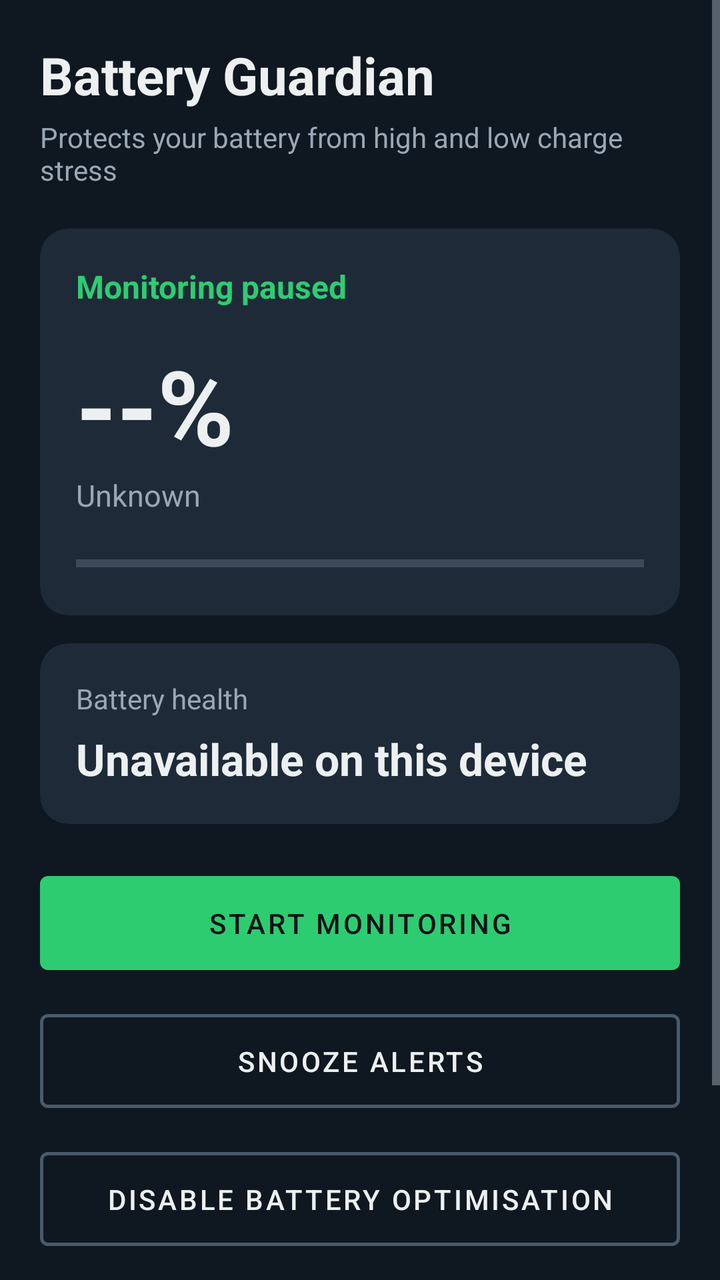
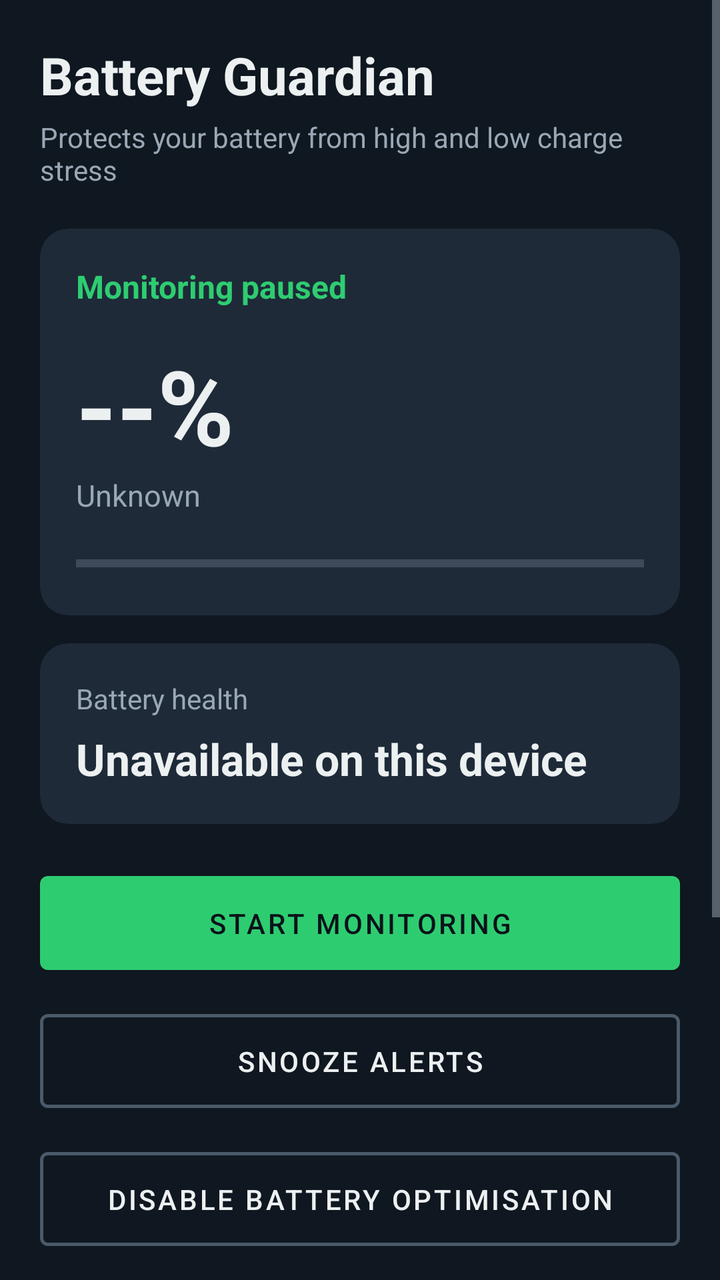

The first picture is an Android layout as it rendered before a commit; the second is the same layout after the commit. The layout source and the unified diff follow.
<!-- AndroidManifest.xml: application theme Theme.BatteryGuardian -->
<!-- res/layout/activity_main.xml -->
<?xml version="1.0" encoding="utf-8"?>
<ScrollView xmlns:android="http://schemas.android.com/apk/res/android"
    xmlns:app="http://schemas.android.com/apk/res-auto"
    android:layout_width="match_parent"
    android:layout_height="match_parent"
    android:background="@color/bg_primary"
    android:fillViewport="true">

    <LinearLayout
        android:layout_width="match_parent"
        android:layout_height="wrap_content"
        android:orientation="vertical"
        android:padding="20dp">

        <TextView
            android:layout_width="wrap_content"
            android:layout_height="wrap_content"
            android:text="@string/main_title"
            android:textColor="@color/text_primary"
            android:textSize="26sp"
            android:textStyle="bold" />

        <TextView
            android:layout_width="match_parent"
            android:layout_height="wrap_content"
            android:layout_marginTop="4dp"
            android:text="@string/main_subtitle"
            android:textColor="@color/text_secondary"
            android:textSize="14sp" />

        
        <androidx.cardview.widget.CardView
            android:layout_width="match_parent"
            android:layout_height="wrap_content"
            android:layout_marginTop="20dp"
            app:cardBackgroundColor="@color/bg_card"
            app:cardCornerRadius="14dp"
            app:cardElevation="0dp">

            <LinearLayout
                android:layout_width="match_parent"
                android:layout_height="wrap_content"
                android:orientation="vertical"
                android:padding="18dp">

                <TextView
                    android:id="@+id/monitoringStatus"
                    android:layout_width="wrap_content"
                    android:layout_height="wrap_content"
                    android:text="@string/monitoring_off"
                    android:textColor="@color/accent"
                    android:textSize="16sp"
                    android:textStyle="bold" />

                <TextView
                    android:id="@+id/batteryPercent"
                    android:layout_width="wrap_content"
                    android:layout_height="wrap_content"
                    android:layout_marginTop="14dp"
                    android:text="--%"
                    android:textColor="@color/text_primary"
                    android:textSize="52sp"
                    android:textStyle="bold" />

                <TextView
                    android:id="@+id/batteryStatus"
                    android:layout_width="wrap_content"
                    android:layout_height="wrap_content"
                    android:text="@string/status_unknown"
                    android:textColor="@color/text_secondary"
                    android:textSize="15sp" />

                <ProgressBar
                    android:id="@+id/batteryProgress"
                    style="?android:attr/progressBarStyleHorizontal"
                    android:layout_width="match_parent"
                    android:layout_height="wrap_content"
                    android:layout_marginTop="16dp"
                    android:max="100"
                    android:progress="0"
                    android:progressTint="@color/accent" />

            </LinearLayout>
        </androidx.cardview.widget.CardView>

        
        <androidx.cardview.widget.CardView
            android:id="@+id/healthCard"
            android:layout_width="match_parent"
            android:layout_height="wrap_content"
            android:layout_marginTop="14dp"
            app:cardBackgroundColor="@color/bg_card"
            app:cardCornerRadius="14dp"
            app:cardElevation="0dp">

            <LinearLayout
                android:layout_width="match_parent"
                android:layout_height="wrap_content"
                android:orientation="vertical"
                android:padding="18dp">

                <TextView
                    android:layout_width="wrap_content"
                    android:layout_height="wrap_content"
                    android:text="@string/battery_health_label"
                    android:textColor="@color/text_secondary"
                    android:textSize="14sp" />

                <TextView
                    android:id="@+id/healthValue"
                    android:layout_width="wrap_content"
                    android:layout_height="wrap_content"
                    android:layout_marginTop="6dp"
                    android:text="@string/battery_health_unavailable"
                    android:textColor="@color/text_primary"
                    android:textSize="22sp"
                    android:textStyle="bold" />

                <TextView
                    android:id="@+id/healthDetail"
                    android:layout_width="wrap_content"
                    android:layout_height="wrap_content"
                    android:layout_marginTop="4dp"
                    android:textColor="@color/text_secondary"
                    android:textSize="13sp"
                    android:visibility="gone" />

            </LinearLayout>
        </androidx.cardview.widget.CardView>

        
        <com.google.android.material.button.MaterialButton
            android:id="@+id/monitorToggleButton"
            android:layout_width="match_parent"
            android:layout_height="wrap_content"
            android:layout_marginTop="20dp"
            android:paddingTop="14dp"
            android:paddingBottom="14dp"
            android:text="@string/start_monitoring" />

        <com.google.android.material.button.MaterialButton
            android:id="@+id/snoozeButton"
            style="@style/Widget.BatteryGuardian.Button.Outlined"
            android:layout_width="match_parent"
            android:layout_height="wrap_content"
            android:layout_marginTop="10dp"
            android:paddingTop="14dp"
            android:paddingBottom="14dp"
            android:text="@string/snooze_button" />

        <com.google.android.material.button.MaterialButton
            android:id="@+id/exemptBatteryButton"
            style="@style/Widget.BatteryGuardian.Button.Outlined"
            android:layout_width="match_parent"
            android:layout_height="wrap_content"
            android:layout_marginTop="10dp"
            android:paddingTop="14dp"
            android:paddingBottom="14dp"
            android:text="@string/exempt_battery_button" />

        <LinearLayout
            android:layout_width="match_parent"
            android:layout_height="wrap_content"
            android:layout_marginTop="10dp"
            android:orientation="horizontal">

            <com.google.android.material.button.MaterialButton
                android:id="@+id/settingsButton"
                style="@style/Widget.BatteryGuardian.Button.Text"
                android:layout_width="0dp"
                android:layout_height="wrap_content"
                android:layout_weight="1"
                android:text="@string/settings_button"
                android:textColor="@color/accent" />

            <com.google.android.material.button.MaterialButton
                android:id="@+id/aboutButton"
                style="@style/Widget.BatteryGuardian.Button.Text"
                android:layout_width="0dp"
                android:layout_height="wrap_content"
                android:layout_weight="1"
                android:text="@string/about_button"
                android:textColor="@color/accent" />

        </LinearLayout>

        <com.google.android.material.button.MaterialButton
            android:id="@+id/checkUpdateButton"
            style="@style/Widget.BatteryGuardian.Button.Text"
            android:layout_width="match_parent"
            android:layout_height="wrap_content"
            android:text="@string/check_update_button"
            android:textColor="@color/text_secondary" />

    </LinearLayout>
</ScrollView>
<!-- resources referenced by this layout -->
<resources>
  <color name="accent">#2ECC71</color>
  <color name="bg_card">#1E2A38</color>
  <color name="bg_primary">#0F1720</color>
  <color name="text_primary">#ECF0F1</color>
  <color name="text_secondary">#9AA7B4</color>
  <string name="about_button">About</string>
  <string name="battery_health_label">Battery health</string>
  <string name="battery_health_unavailable">Unavailable on this device</string>
  <string name="check_update_button">Check for updates</string>
  <string name="exempt_battery_button">Disable battery optimisation</string>
  <string name="main_subtitle">Protects your battery from high and low charge stress</string>
  <string name="main_title">Battery Guardian</string>
  <string name="monitoring_off">Monitoring paused</string>
  <string name="settings_button">Settings</string>
  <string name="snooze_button">Snooze alerts</string>
  <string name="start_monitoring">Start monitoring</string>
  <string name="status_unknown">Unknown</string>
  <style name="Widget.BatteryGuardian.Button.Outlined" parent="Widget.MaterialComponents.Button.OutlinedButton">
          <item name="android:textColor">@color/text_primary</item>
          <item name="strokeColor">@color/button_outline</item>
          <item name="strokeWidth">1.5dp</item>
          <item name="iconTint">@color/text_primary</item>
          <item name="rippleColor">@color/accent</item>
      </style>
  <style name="Widget.BatteryGuardian.Button.Text" parent="Widget.MaterialComponents.Button.TextButton">
          <item name="android:textColor">@color/accent</item>
          <item name="rippleColor">@color/accent</item>
      </style>
  <color name="button_outline">#4A5A6A</color>
  <color name="accent_dark">#27AE60</color>
  <color name="on_accent">#0B1219</color>
  <color name="accent_danger">#E74C3C</color>
  <style name="Widget.BatteryGuardian.Button" parent="Widget.MaterialComponents.Button">
          <item name="backgroundTint">@color/accent</item>
          <item name="android:textColor">@color/on_accent</item>
          <item name="iconTint">@color/on_accent</item>
          <item name="rippleColor">@color/on_accent</item>
      </style>
  <style name="Theme.BatteryGuardian.Dialog" parent="ThemeOverlay.MaterialComponents.MaterialAlertDialog">
          <item name="colorSurface">@color/bg_card</item>
          <item name="colorOnSurface">@color/text_primary</item>
          <item name="android:textColorPrimary">@color/text_primary</item>
          <item name="android:textColorSecondary">@color/text_secondary</item>
          <item name="android:textColorHint">@color/text_secondary</item>
          <item name="colorAccent">@color/accent</item>
          <item name="colorPrimary">@color/accent</item>
          <item name="android:background">@color/bg_card</item>
          <item name="buttonBarPositiveButtonStyle">@style/Widget.BatteryGuardian.Button.Text</item>
          <item name="buttonBarNegativeButtonStyle">@style/Widget.BatteryGuardian.Button.Text</item>
          <item name="buttonBarNeutralButtonStyle">@style/Widget.BatteryGuardian.Button.Text</item>
      </style>
</resources>

<!-- the commit's change to res/layout/activity_main.xml (unified diff, before → after) -->
@@ -158,6 +158,26 @@
             android:paddingBottom="14dp"
             android:text="@string/exempt_battery_button" />
 
+        <com.google.android.material.button.MaterialButton
+            android:id="@+id/historyButton"
+            style="@style/Widget.BatteryGuardian.Button.Outlined"
+            android:layout_width="match_parent"
+            android:layout_height="wrap_content"
+            android:layout_marginTop="10dp"
+            android:paddingTop="14dp"
+            android:paddingBottom="14dp"
+            android:text="@string/history_menu_title" />
+
+        <com.google.android.material.button.MaterialButton
+            android:id="@+id/chargeLimitButton"
+            style="@style/Widget.BatteryGuardian.Button.Outlined"
+            android:layout_width="match_parent"
+            android:layout_height="wrap_content"
+            android:layout_marginTop="10dp"
+            android:paddingTop="14dp"
+            android:paddingBottom="14dp"
+            android:text="@string/charge_limit_menu_title" />
+
         <LinearLayout
             android:layout_width="match_parent"
             android:layout_height="wrap_content"
<!-- resource entries referenced after the edit -->
@@ -8,8 +8,10 @@
   <string name="about_button">About</string>
   <string name="battery_health_label">Battery health</string>
   <string name="battery_health_unavailable">Unavailable on this device</string>
+  <string name="charge_limit_menu_title">Charge limit</string>
   <string name="check_update_button">Check for updates</string>
   <string name="exempt_battery_button">Disable battery optimisation</string>
+  <string name="history_menu_title">Battery History &amp; Trends</string>
   <string name="main_subtitle">Protects your battery from high and low charge stress</string>
   <string name="main_title">Battery Guardian</string>
   <string name="monitoring_off">Monitoring paused</string>
